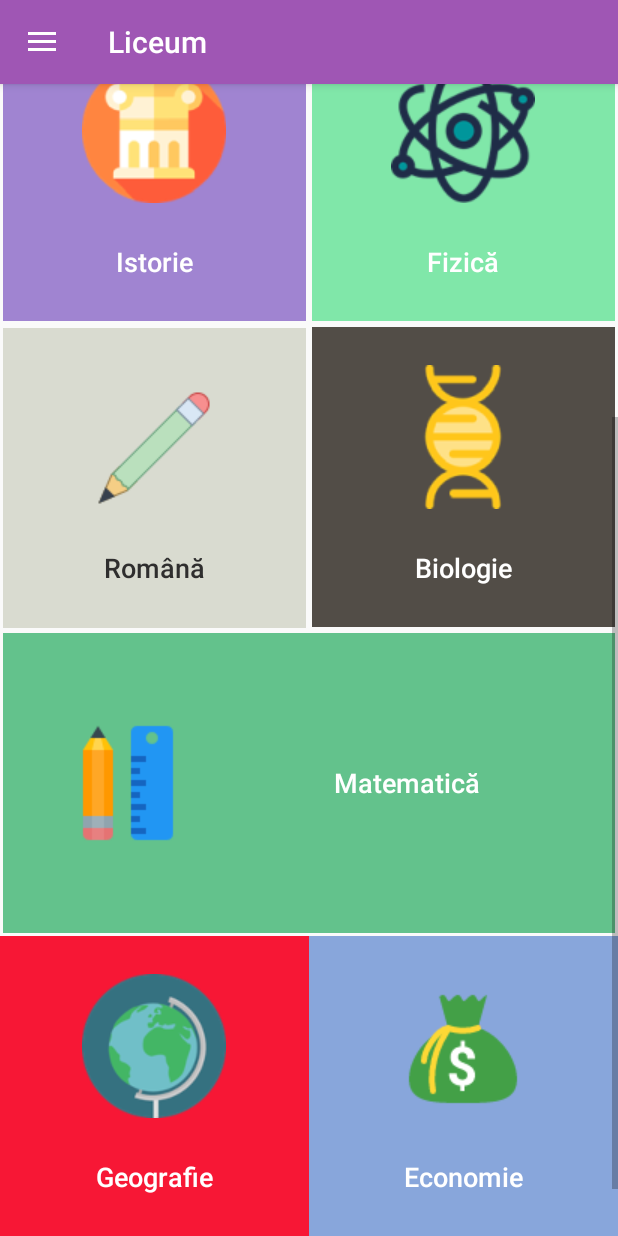
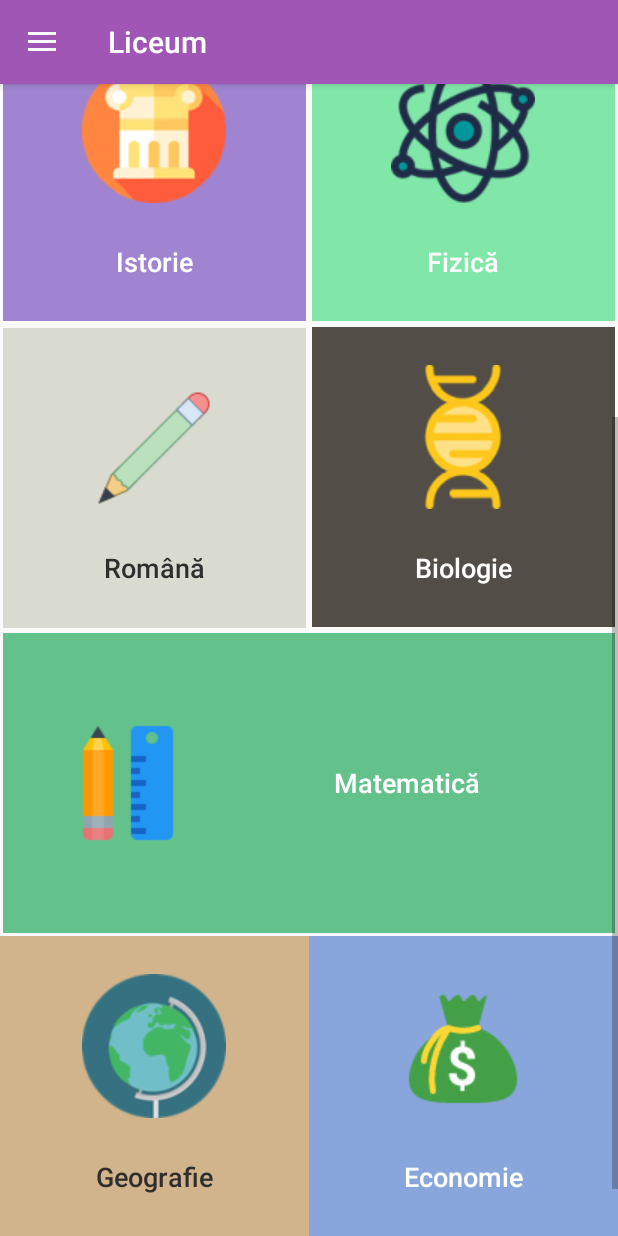
Before and after one commit to SimonaMihaiM/Liceum, an Android app: the Navigation screen opened directly, with no data from a screen before it, scrolled down 446 dp, on a phone screen of 412 x 824 dp. Run offline under Robolectric (Android 15) with nearby library versions, the phone set to English and light mode, and no system bars.

Commit message:
Change Geography color to contrast icon

```diff
--- a/app/src/main/res/layout/navigation_content.xml
+++ b/app/src/main/res/layout/navigation_content.xml
@@ -189,7 +189,7 @@
                 android:paddingTop="25dp"
                 android:text="@string/capitals"
                 android:textAllCaps="false"
-                android:textColor="@color/colorTextLight"
+                android:textColor="@color/colorTextDark"
                 android:textSize="18sp" />
 
             <Button
--- a/app/src/main/res/values/colors.xml
+++ b/app/src/main/res/values/colors.xml
@@ -13,6 +13,6 @@
     <color name="colorC6Background">#d9dbd0</color>
     <color name="colorC7Background">#cc8d66</color>
     <color name="colorC8Background">#63c28c</color>
-    <color name="colorC9Background">#f71735</color>
+    <color name="colorC9Background">#D2B48C</color>
     <color name="colorC10Background">#88a6db</color>
 </resources>
```
